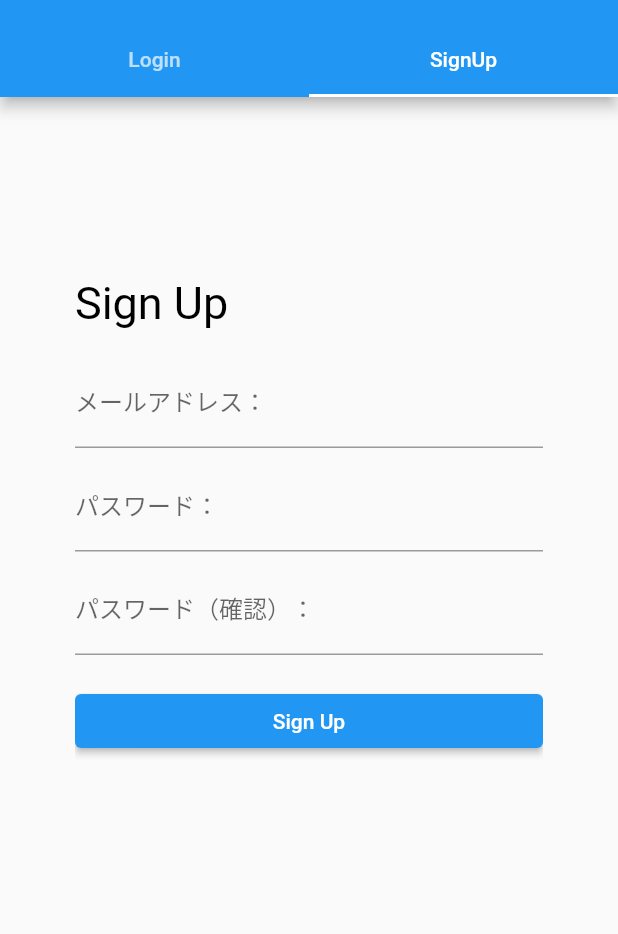
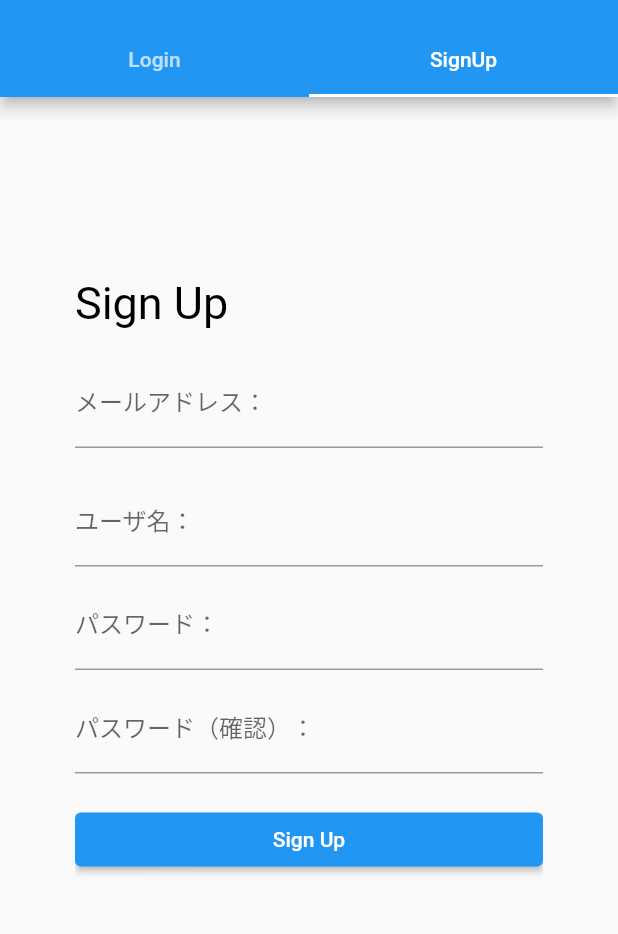
Before and after one commit to K-Hayashi884/Practice-of-Information-Systems-2nd-frontend, a Flutter app: the screen it shows after launch, tab 2 chosen, after a tap on "Sign Up", on a phone screen of 412 x 824 dp, the part 59-993 px from its top. Run offline on Flutter 3.47's test engine with Material 2 defaults, Android fonts, the phone set to English and light mode, and no system bars; our stand-ins replace firebase_auth, firebase_core; accounts and stored records are empty; generated files the repository leaves out were written again; network calls fail.

Commit message:
サインアップ動作確認

```diff
--- a/youtube_txt/lib/Userpage.dart
+++ b/youtube_txt/lib/Userpage.dart
@@ -147,17 +147,23 @@ class SignupPage extends StatefulWidget {
 }
 
 class _SignupPageState extends State<SignupPage> {
-  String _email = "", _password = "", _passwordAgain = "", type = "login";
+  String _email = "",
+      _username = "",
+      _password = "",
+      _passwordAgain = "",
+      type = "login";
   User? user;
 
   @override
   Widget build(BuildContext context) {
     final signupEmailFromui = TextEditingController();
+    final signupUsernameFromui = TextEditingController();
     final signupPasswordFromui = TextEditingController();
     final signupPasswordAgainFromui = TextEditingController();
     String _errorText = '';
 
-    return Column(children: [
+    return SingleChildScrollView(
+        child: Column(children: [
       Container(
         alignment: Alignment.centerLeft,
         child: const Text('Sign Up',
@@ -168,6 +174,13 @@ class _SignupPageState extends State<SignupPage> {
         controller: signupEmailFromui,
         decoration: const InputDecoration(
           labelText: "メールアドレス：",
+        ),
+      ),
+      const SizedBox(height: 20),
+      TextField(
+        controller: signupUsernameFromui,
+        decoration: const InputDecoration(
+          labelText: "ユーザ名：",
         ),
       ),
       const SizedBox(height: 10),
@@ -192,19 +205,23 @@ class _SignupPageState extends State<SignupPage> {
           child: ElevatedButton(
               onPressed: () {
                 _email = signupEmailFromui.text;
+                _username = signupUsernameFromui.text;
                 _password = signupPasswordFromui.text;
                 _passwordAgain = signupPasswordAgainFromui.text;
                 // パスワードが同じか確認
                 if (_password == _passwordAgain) {
                   _signup(); //signupのための関数
+                  // _emailをDjangoに送信する
+                  _sendUserInfo();
                 } else {
                   setState(() {
                     _errorText = 'パスワードが一致しません';
                   });
+                  print(_errorText);
                 }
               },
               child: const Text('Sign Up')))
-    ]);
+    ]));
   }
 
   Future<void> _signup() async {
@@ -219,15 +236,6 @@ class _SignupPageState extends State<SignupPage> {
           content: Text('${user!.email} signed in'),
         ),
       );
-      // _emailをDjangoに送信する
-      final _ = await http.post(
-        SignUpUri(),
-        body: {'email': _email},
-      );
-      Navigator.push(
-        context,
-        MaterialPageRoute(builder: (context) => const TopPage()),
-      );
     } on FirebaseAuthException catch (e) {
       if (e.code == 'weak-password') {
         print('The password provided is too weak.');
@@ -238,4 +246,24 @@ class _SignupPageState extends State<SignupPage> {
       print(e);
     }
   }
+
+  Future<void> _sendUserInfo() async {
+    final response = await http.post(
+      SignUpUri(),
+      body: {'email': _email, "username": _username},
+    );
+    print(response);
+    if (response.statusCode == 201) {
+      // サインアップ成功時
+      Navigator.push(
+        context,
+        MaterialPageRoute(builder: (context) => const TopPage()),
+      );
+    } else {
+      // リクエスト失敗の処理
+      print(response.body);
+      throw Exception(
+          'Request failed with status ${response.statusCode}' + response.body);
+    }
+  }
 }
```
